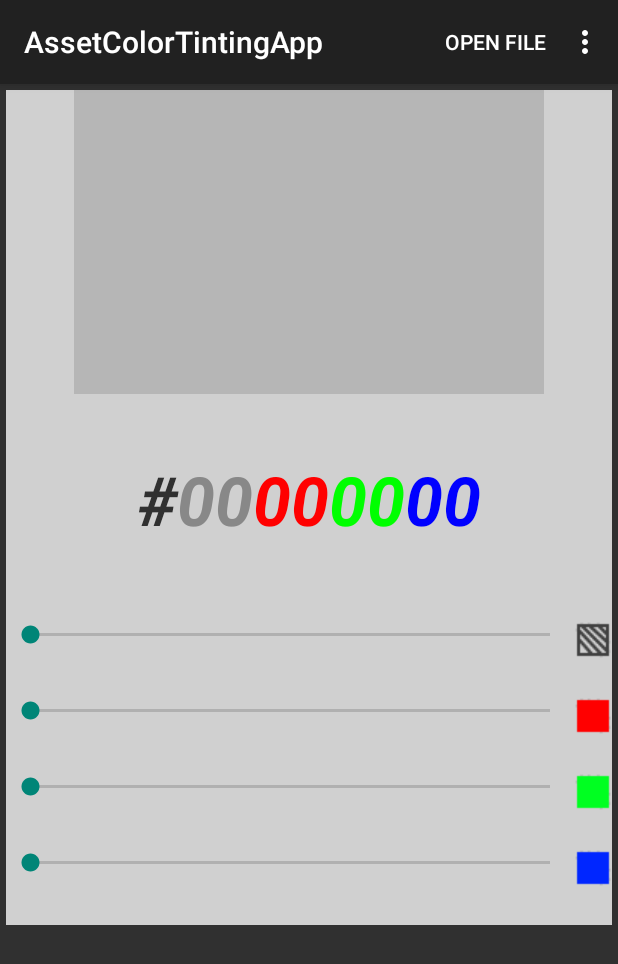
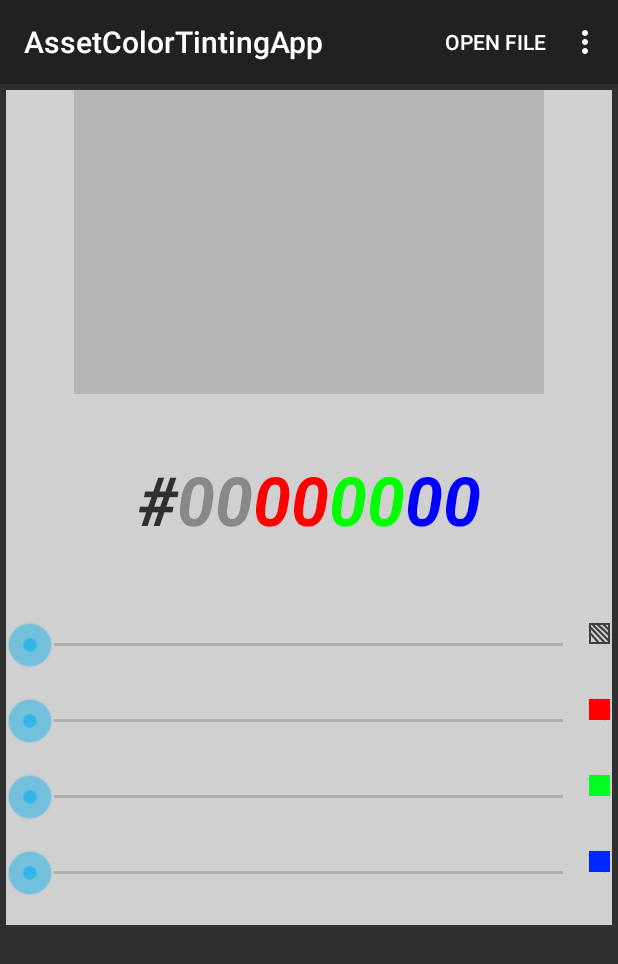
Before and after one commit to johnmasiello/-AssetColorTintingApp, an Android app: the screen it shows after launch (MainActivity), on a phone screen of 412 x 824 dp. Shown: the top 964 px of the screen. Run offline under Robolectric (Android 15) with nearby library versions, the phone set to English and light mode, and no system bars.

Commit message:
I changed the scrubbers in the seekbar to the resources in the android sdk, but restricting the higher dpi to just hdpi. I used a layer-list to scale up to custom size.

```diff
--- /dev/null
+++ b/app/src/main/res/drawable-hdpi/thumb_image.xml
@@ -0,0 +1,15 @@
+<?xml version="1.0" encoding="utf-8"?>
+<layer-list xmlns:android="http://schemas.android.com/apk/res/android">
+
+    <item>
+        <shape>
+            <size
+                android:height="@dimen/scrubberLength"
+                android:width="@dimen/scrubberLength" />
+
+            <solid android:color="@android:color/transparent" />
+        </shape>
+    </item>
+    <item android:drawable="@drawable/scrubber_control_normal_holo"/>
+
+</layer-list>
--- a/app/src/main/res/layout-land/activity_main.xml
+++ b/app/src/main/res/layout-land/activity_main.xml
@@ -66,6 +66,7 @@
                 android:layout_below="@id/hex_input_box"
                 android:layout_toLeftOf="@+id/bar_icon"
                 android:layout_toStartOf="@+id/bar_icon"
+                android:thumb="@drawable/thumb_image"
                 android:contentDescription="alpha"
                 android:layout_marginTop="@dimen/sliderSpacer"/>
 
@@ -88,6 +89,7 @@
                 android:layout_below="@id/bar_icon"
                 android:layout_toLeftOf="@+id/bar_icon2"
                 android:layout_toStartOf="@+id/bar_icon2"
+                android:thumb="@drawable/thumb_image"
                 android:contentDescription="red"
                 android:layout_marginTop="@dimen/sliderSpacer"/>
 
@@ -110,6 +112,7 @@
                 android:layout_below="@id/bar_icon2"
                 android:layout_toLeftOf="@+id/bar_icon3"
                 android:layout_toStartOf="@+id/bar_icon3"
+                android:thumb="@drawable/thumb_image"
                 android:contentDescription="green"
                 android:layout_marginTop="@dimen/sliderSpacer"/>
 
@@ -132,6 +135,7 @@
                 android:layout_below="@id/bar_icon3"
                 android:layout_toLeftOf="@+id/bar_icon4"
                 android:layout_toStartOf="@+id/bar_icon4"
+                android:thumb="@drawable/thumb_image"
                 android:contentDescription="blue"
                 android:layout_marginTop="@dimen/sliderSpacer"/>
 
--- a/app/src/main/res/layout/activity_main.xml
+++ b/app/src/main/res/layout/activity_main.xml
@@ -64,7 +64,9 @@
             android:layout_alignParentStart="true"
             android:layout_toLeftOf="@+id/bar_icon"
             android:layout_toStartOf="@+id/bar_icon"
-            android:contentDescription="alpha" />
+            android:thumb="@drawable/thumb_image"
+            android:contentDescription="alpha"
+            style="lar"/>
 
         <ImageView
             android:layout_width="wrap_content"
@@ -91,6 +93,7 @@
             android:layout_alignParentStart="true"
             android:layout_toLeftOf="@+id/bar_icon2"
             android:layout_toStartOf="@+id/bar_icon2"
+            android:thumb="@drawable/thumb_image"
             android:contentDescription="red" />
 
         <ImageView
@@ -118,6 +121,7 @@
             android:layout_alignParentStart="true"
             android:layout_toLeftOf="@+id/bar_icon3"
             android:layout_toStartOf="@+id/bar_icon3"
+            android:thumb="@drawable/thumb_image"
             android:contentDescription="green" />
 
         <ImageView
@@ -145,6 +149,7 @@
             android:layout_alignParentStart="true"
             android:layout_toLeftOf="@+id/bar_icon4"
             android:layout_toStartOf="@+id/bar_icon4"
+            android:thumb="@drawable/thumb_image"
             android:contentDescription="blue" />
 
         <ImageView
--- a/app/src/main/res/values/dimens.xml
+++ b/app/src/main/res/values/dimens.xml
@@ -8,4 +8,5 @@
     <dimen name="listRowPadding">15dp</dimen>
     <dimen name="image_horizontal_padding">45dp</dimen>
     <dimen name="image_vertical_padding">55dp</dimen>
+    <dimen name="scrubberLength">20dp</dimen>
 </resources>
```
Also changed, not shown: app/src/main/res/drawable-hdpi/alpha.png (renamed from app/src/main/res/drawable/alpha.png), app/src/main/res/drawable-hdpi/blue.png (renamed from app/src/main/res/drawable/blue.png), app/src/main/res/drawable-hdpi/green.png (renamed from app/src/main/res/drawable/green.png), app/src/main/res/drawable-hdpi/red.png (renamed from app/src/main/res/drawable/red.png), app/src/main/res/drawable-hdpi/scrubber_control_normal_holo.png (added), app/src/main/res/drawable-mdpi/scrubber_control_normal_holo.png (added), app/src/main/res/drawable-xhdpi/scrubber_control_normal_holo.png (added), app/src/main/res/drawable-xxhdpi/scrubber_control_normal_holo.png (added).
